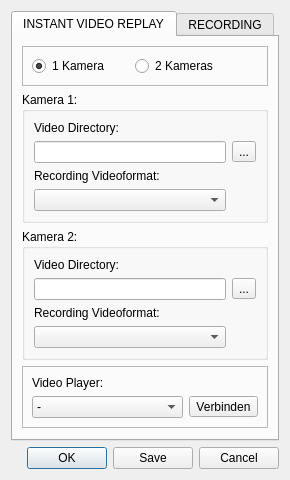
Before: the Qt Designer form resource/settingdialog.ui in christopherK192/RecordWindow, drawn with Qt 5.
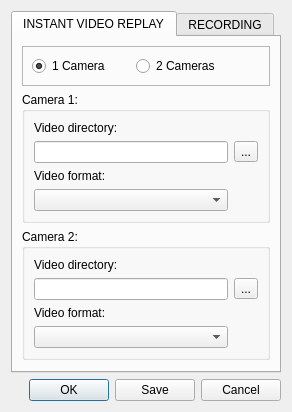
After: the same form once the commit is applied. Icons and pictures are not drawn.

What changed in the file:
```diff
--- a/resource/settingdialog.ui
+++ b/resource/settingdialog.ui
@@ -6,8 +6,8 @@
    <rect>
     <x>0</x>
     <y>0</y>
-    <width>500</width>
-    <height>500</height>
+    <width>400</width>
+    <height>400</height>
    </rect>
   </property>
   <property name="sizePolicy">
@@ -43,7 +43,7 @@
       </attribute>
       <layout class="QVBoxLayout" name="verticalLayout_4">
        <item>
-        <widget class="QFrame" name="frame_kameras">
+        <widget class="QFrame" name="frame_cameras">
          <property name="frameShape">
           <enum>QFrame::StyledPanel</enum>
          </property>
@@ -52,9 +52,9 @@
          </property>
          <layout class="QHBoxLayout" name="horizontalLayout">
           <item>
-           <widget class="QRadioButton" name="radioButton_Kamera1">
+           <widget class="QRadioButton" name="radioButton_1camera">
             <property name="text">
-             <string>1 Kamera</string>
+             <string>1 Camera</string>
             </property>
             <property name="checked">
              <bool>true</bool>
@@ -78,9 +78,9 @@
            </spacer>
           </item>
           <item>
-           <widget class="QRadioButton" name="radioButton_Kamera2">
+           <widget class="QRadioButton" name="radioButton_2camera">
             <property name="text">
-             <string>2 Kameras</string>
+             <string>2 Cameras</string>
             </property>
            </widget>
           </item>
@@ -101,9 +101,9 @@
         </widget>
        </item>
        <item>
-        <widget class="QGroupBox" name="groupBox_Kamera1">
+        <widget class="QGroupBox" name="groupBox_camera1">
          <property name="title">
-          <string>Kamera 1:</string>
+          <string>Camera 1:</string>
          </property>
          <layout class="QGridLayout" name="gridLayout_3">
           <item row="1" column="1">
@@ -119,14 +119,14 @@
           <item row="0" column="0">
            <widget class="QLabel" name="label_2">
             <property name="text">
-             <string>Video Directory:</string>
+             <string>Video directory:</string>
             </property>
            </widget>
           </item>
           <item row="2" column="0">
            <widget class="QLabel" name="label_4">
             <property name="text">
-             <string>Recording Videoformat:</string>
+             <string>Video format:</string>
             </property>
            </widget>
           </item>
@@ -137,22 +137,22 @@
         </widget>
        </item>
        <item>
-        <widget class="QGroupBox" name="groupBox_Kamera2">
+        <widget class="QGroupBox" name="groupBox_camera2">
          <property name="title">
-          <string>Kamera 2:</string>
+          <string>Camera 2:</string>
          </property>
          <layout class="QGridLayout" name="gridLayout_5">
           <item row="2" column="0">
            <widget class="QLabel" name="label_6">
             <property name="text">
-             <string>Recording Videoformat:</string>
+             <string>Video format:</string>
             </property>
            </widget>
           </item>
           <item row="0" column="0">
            <widget class="QLabel" name="label_5">
             <property name="text">
-             <string>Video Directory:</string>
+             <string>Video directory:</string>
             </property>
            </widget>
           </item>
@@ -172,41 +172,6 @@
          </layout>
         </widget>
        </item>
-       <item>
-        <widget class="QFrame" name="frame">
-         <property name="frameShape">
-          <enum>QFrame::StyledPanel</enum>
-         </property>
-         <property name="frameShadow">
-          <enum>QFrame::Raised</enum>
-         </property>
-         <layout class="QGridLayout" name="gridLayout">
-          <item row="0" column="0">
-           <widget class="QLabel" name="label_3">
-            <property name="text">
-             <string>Video Player:</string>
-            </property>
-           </widget>
-          </item>
-          <item row="2" column="0">
-           <widget class="QComboBox" name="comboBox_videoPlayer">
-            <item>
-             <property name="text">
-              <string>-</string>
-             </property>
-            </item>
-           </widget>
-          </item>
-          <item row="2" column="1">
-           <widget class="QToolButton" name="button_videoPlayer">
-            <property name="text">
-             <string>Verbinden</string>
-            </property>
-           </widget>
-          </item>
-         </layout>
-        </widget>
-       </item>
        <item>
         <spacer name="verticalSpacer">
          <property name="orientation">
@@ -274,7 +239,7 @@
           <item row="1" column="1">
            <widget class="QToolButton" name="button_videoStreamer">
             <property name="text">
-             <string>Verbinden</string>
+             <string>Connect</string>
             </property>
            </widget>
           </item>
@@ -293,7 +258,7 @@
           <item row="1" column="1">
            <widget class="QToolButton" name="button_hotkeyStart">
             <property name="text">
-             <string>Aufnehmen</string>
+             <string>Record</string>
             </property>
            </widget>
           </item>
@@ -326,7 +291,7 @@
           <item row="1" column="1">
            <widget class="QToolButton" name="button_hotkeyStop">
             <property name="text">
-             <string>Aufnehmen</string>
+             <string>Record</string>
             </property>
            </widget>
           </item>
@@ -355,7 +320,7 @@
          <property name="sizeHint" stdset="0">
           <size>
            <width>20</width>
-           <height>123</height>
+           <height>0</height>
           </size>
          </property>
         </spacer>
@@ -366,6 +331,9 @@
    </item>
    <item>
     <widget class="QDialogButtonBox" name="buttonBox">
+     <property name="locale">
+      <locale language="English" country="Germany"/>
+     </property>
      <property name="standardButtons">
       <set>QDialogButtonBox::Cancel|QDialogButtonBox::Ok|QDialogButtonBox::Save</set>
      </property>
```
Left out of the diff: 6 changed lines with no effect on the pictures.
